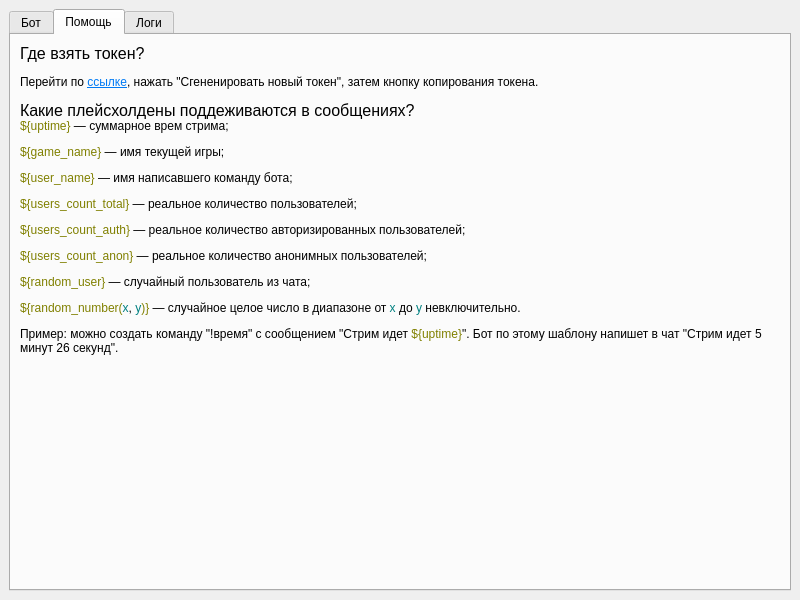
Above: window/main_window/main_window.ui from Wanket/wasd_bot before the change. Below: the same form after it.
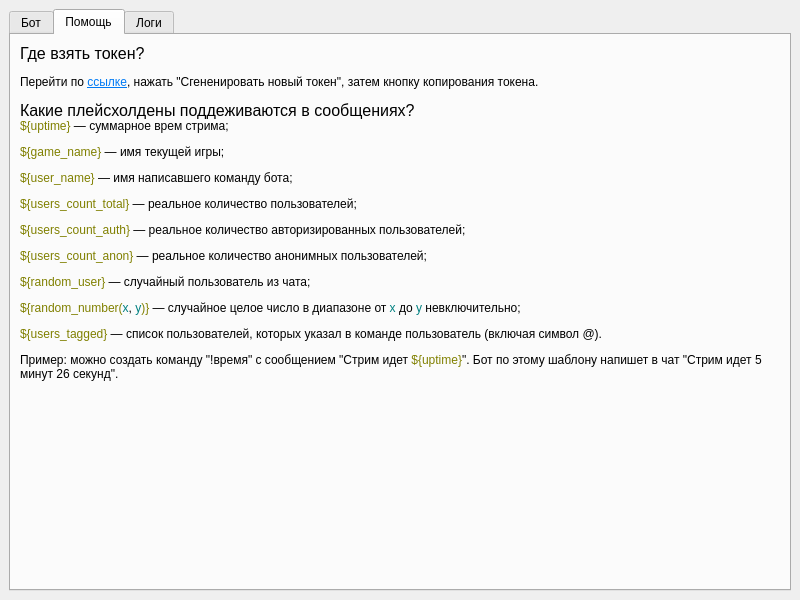
That is the form after the change. The open tabs and pages were chosen to show the change.

Commit message: Add users_tagged placeholder

```diff
--- a/window/main_window/main_window.ui
+++ b/window/main_window/main_window.ui
@@ -365,7 +365,7 @@
         <item>
          <widget class="QLabel" name="label_5">
           <property name="text">
-           <string>&lt;html&gt;&lt;head/&gt;&lt;body&gt;&lt;p&gt;&lt;span style=&quot; font-size:12pt;&quot;&gt;Где взять токен?&lt;/span&gt;&lt;/p&gt;&lt;p&gt;Перейти по &lt;a href=&quot;https://wasd.tv/general-settings/API&quot;&gt;&lt;span style=&quot; text-decoration: underline; color:#007af4;&quot;&gt;ссылке&lt;/span&gt;&lt;/a&gt;, нажать &amp;quot;Сгененировать новый токен&amp;quot;, затем кнопку копирования токена.&lt;/p&gt;&lt;p&gt;&lt;span style=&quot; font-size:12pt;&quot;&gt;Какие плейсхолдены поддеживаются в сообщениях?&lt;/span&gt;&lt;br/&gt;&lt;span style=&quot; color:#808000;&quot;&gt;${uptime}&lt;/span&gt; — суммарное врем стрима;&lt;/p&gt;&lt;p&gt;&lt;span style=&quot; color:#808000;&quot;&gt;${game_name}&lt;/span&gt; — имя текущей игры;&lt;/p&gt;&lt;p&gt;&lt;span style=&quot; color:#808000;&quot;&gt;${user_name}&lt;/span&gt; — имя написавшего команду бота;&lt;/p&gt;&lt;p&gt;&lt;span style=&quot; color:#808000;&quot;&gt;${users_count_total}&lt;/span&gt; — реальное количество пользователей;&lt;/p&gt;&lt;p&gt;&lt;span style=&quot; color:#808000;&quot;&gt;${users_count_auth}&lt;/span&gt; — реальное количество авторизированных пользователей;&lt;/p&gt;&lt;p&gt;&lt;span style=&quot; color:#808000;&quot;&gt;${users_count_anon}&lt;/span&gt; — реальное количество анонимных пользователей;&lt;/p&gt;&lt;p&gt;&lt;span style=&quot; color:#808000;&quot;&gt;${random_user}&lt;/span&gt; — случайный пользователь из чата;&lt;/p&gt;&lt;p&gt;&lt;span style=&quot; color:#808000;&quot;&gt;${random_number(&lt;/span&gt;&lt;span style=&quot; color:#008080;&quot;&gt;x&lt;/span&gt;, &lt;span style=&quot; color:#008080;&quot;&gt;y&lt;/span&gt;&lt;span style=&quot; color:#808000;&quot;&gt;)}&lt;/span&gt; — случайное целое число в диапазоне от &lt;span style=&quot; color:#008080;&quot;&gt;x&lt;/span&gt; до &lt;span style=&quot; color:#008080;&quot;&gt;y&lt;/span&gt; невключительно.&lt;/p&gt;&lt;p&gt;Пример: можно создать команду &amp;quot;!время&amp;quot; с сообщением &amp;quot;Стрим идет &lt;span style=&quot; color:#808000;&quot;&gt;${uptime}&lt;/span&gt;&amp;quot;. Бот по этому шаблону напишет в чат &amp;quot;Стрим идет 5 минут 26 секунд&amp;quot;.&lt;/p&gt;&lt;/body&gt;&lt;/html&gt;</string>
+           <string>&lt;html&gt;&lt;head/&gt;&lt;body&gt;&lt;p&gt;&lt;span style=&quot; font-size:12pt;&quot;&gt;Где взять токен?&lt;/span&gt;&lt;/p&gt;&lt;p&gt;Перейти по &lt;a href=&quot;https://wasd.tv/general-settings/API&quot;&gt;&lt;span style=&quot; text-decoration: underline; color:#007af4;&quot;&gt;ссылке&lt;/span&gt;&lt;/a&gt;, нажать &amp;quot;Сгененировать новый токен&amp;quot;, затем кнопку копирования токена.&lt;/p&gt;&lt;p&gt;&lt;span style=&quot; font-size:12pt;&quot;&gt;Какие плейсхолдены поддеживаются в сообщениях?&lt;/span&gt;&lt;br/&gt;&lt;span style=&quot; color:#808000;&quot;&gt;${uptime}&lt;/span&gt; — суммарное врем стрима;&lt;/p&gt;&lt;p&gt;&lt;span style=&quot; color:#808000;&quot;&gt;${game_name}&lt;/span&gt; — имя текущей игры;&lt;/p&gt;&lt;p&gt;&lt;span style=&quot; color:#808000;&quot;&gt;${user_name}&lt;/span&gt; — имя написавшего команду бота;&lt;/p&gt;&lt;p&gt;&lt;span style=&quot; color:#808000;&quot;&gt;${users_count_total}&lt;/span&gt; — реальное количество пользователей;&lt;/p&gt;&lt;p&gt;&lt;span style=&quot; color:#808000;&quot;&gt;${users_count_auth}&lt;/span&gt; — реальное количество авторизированных пользователей;&lt;/p&gt;&lt;p&gt;&lt;span style=&quot; color:#808000;&quot;&gt;${users_count_anon}&lt;/span&gt; — реальное количество анонимных пользователей;&lt;/p&gt;&lt;p&gt;&lt;span style=&quot; color:#808000;&quot;&gt;${random_user}&lt;/span&gt; — случайный пользователь из чата;&lt;/p&gt;&lt;p&gt;&lt;span style=&quot; color:#808000;&quot;&gt;${random_number(&lt;/span&gt;&lt;span style=&quot; color:#008080;&quot;&gt;x&lt;/span&gt;, &lt;span style=&quot; color:#008080;&quot;&gt;y&lt;/span&gt;&lt;span style=&quot; color:#808000;&quot;&gt;)}&lt;/span&gt; — случайное целое число в диапазоне от &lt;span style=&quot; color:#008080;&quot;&gt;x&lt;/span&gt; до &lt;span style=&quot; color:#008080;&quot;&gt;y&lt;/span&gt; невключительно;&lt;/p&gt;&lt;p&gt;&lt;span style=&quot; color:#808000;&quot;&gt;${users_tagged}&lt;/span&gt; — список пользователей, которых указал в команде пользователь (включая символ @).&lt;/p&gt;&lt;p&gt;Пример: можно создать команду &amp;quot;!время&amp;quot; с сообщением &amp;quot;Стрим идет &lt;span style=&quot; color:#808000;&quot;&gt;${uptime}&lt;/span&gt;&amp;quot;. Бот по этому шаблону напишет в чат &amp;quot;Стрим идет 5 минут 26 секунд&amp;quot;.&lt;/p&gt;&lt;/body&gt;&lt;/html&gt;</string>
           </property>
           <property name="alignment">
            <set>Qt::AlignLeading|Qt::AlignLeft|Qt::AlignTop</set>
```
The commit also changes 4 other files.
